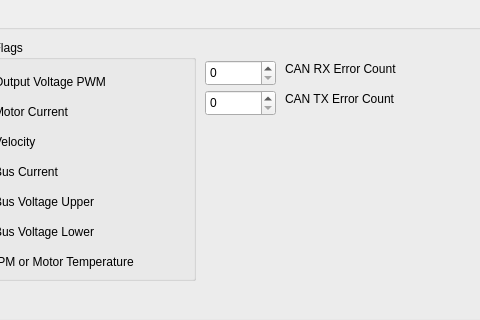
Above: src/UILayer/Packet/MotorFaultsTab.ui from UCSolarCarTeam/Epsilon-Telemetry-Test-Tool before the change; both pictures show x 355 to 835 and y 0 to 320 of the 919 by 435 pixel window. Below: the same form after it.
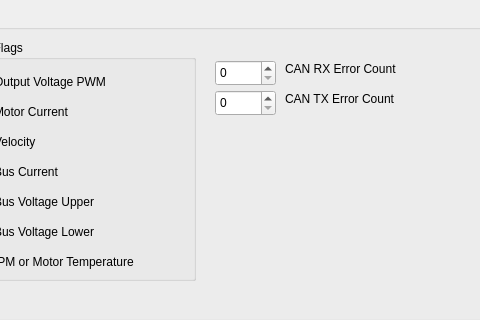
That is the form after the change.

The edit to the form file:
```diff
--- a/src/UILayer/Packet/MotorFaultsTab.ui
+++ b/src/UILayer/Packet/MotorFaultsTab.ui
@@ -246,32 +246,6 @@
      </property>
     </widget>
    </widget>
-   <widget class="QSpinBox" name="canTxErrorCount">
-    <property name="geometry">
-     <rect>
-      <x>550</x>
-      <y>80</y>
-      <width>71</width>
-      <height>26</height>
-     </rect>
-    </property>
-    <property name="maximum">
-     <number>255</number>
-    </property>
-   </widget>
-   <widget class="QSpinBox" name="canRxErrorCount">
-    <property name="geometry">
-     <rect>
-      <x>550</x>
-      <y>50</y>
-      <width>71</width>
-      <height>26</height>
-     </rect>
-    </property>
-    <property name="maximum">
-     <number>255</number>
-    </property>
-   </widget>
    <widget class="QLabel" name="canRxErrorCountLabel">
     <property name="geometry">
      <rect>
@@ -298,6 +272,29 @@
      <string>CAN TX Error Count</string>
     </property>
    </widget>
+   <widget class="QSpinBox" name="canRxErrorCount">
+    <property name="geometry">
+     <rect>
+      <x>560</x>
+      <y>50</y>
+      <width>61</width>
+      <height>26</height>
+     </rect>
+    </property>
+    <property name="maximum">
+     <number>200</number>
+    </property>
+   </widget>
+   <widget class="QSpinBox" name="canTxErrorCount">
+    <property name="geometry">
+     <rect>
+      <x>560</x>
+      <y>80</y>
+      <width>61</width>
+      <height>26</height>
+     </rect>
+    </property>
+   </widget>
   </widget>
  </widget>
  <resources/>
```
Left out of the diff: 15 changed lines with no effect on the pictures.
